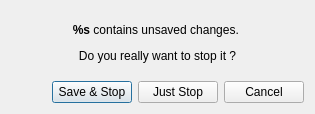
Before: the Qt Designer form resources/ui/stop_client.ui in Houston4444/RaySession, drawn with Qt 5.
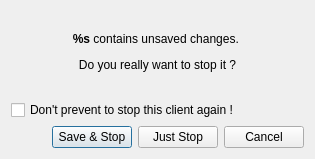
After: the same form once the commit is applied. Icons and pictures are not drawn.

Commit message: fix bug, send to Daemon if check last save from client_stop dialog

The edit to the form file:
```diff
--- a/resources/ui/stop_client.ui
+++ b/resources/ui/stop_client.ui
@@ -7,7 +7,7 @@
     <x>0</x>
     <y>0</y>
     <width>315</width>
-    <height>114</height>
+    <height>159</height>
    </rect>
   </property>
   <property name="windowTitle">
@@ -50,6 +50,13 @@
      </property>
     </spacer>
    </item>
+   <item>
+    <widget class="QCheckBox" name="checkBox">
+     <property name="text">
+      <string>Don't prevent to stop this client again !</string>
+     </property>
+    </widget>
+   </item>
    <item>
     <layout class="QHBoxLayout" name="horizontalLayout">
      <item>
```
The commit also changes 2 other files.
